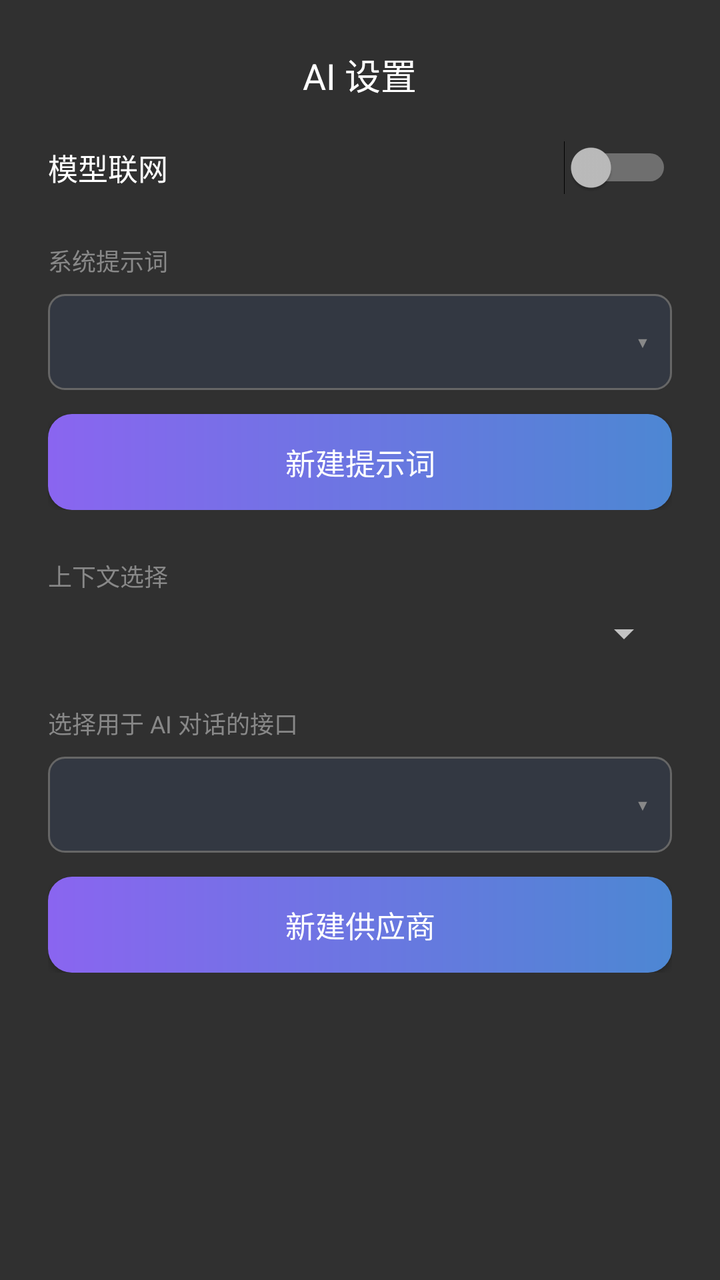
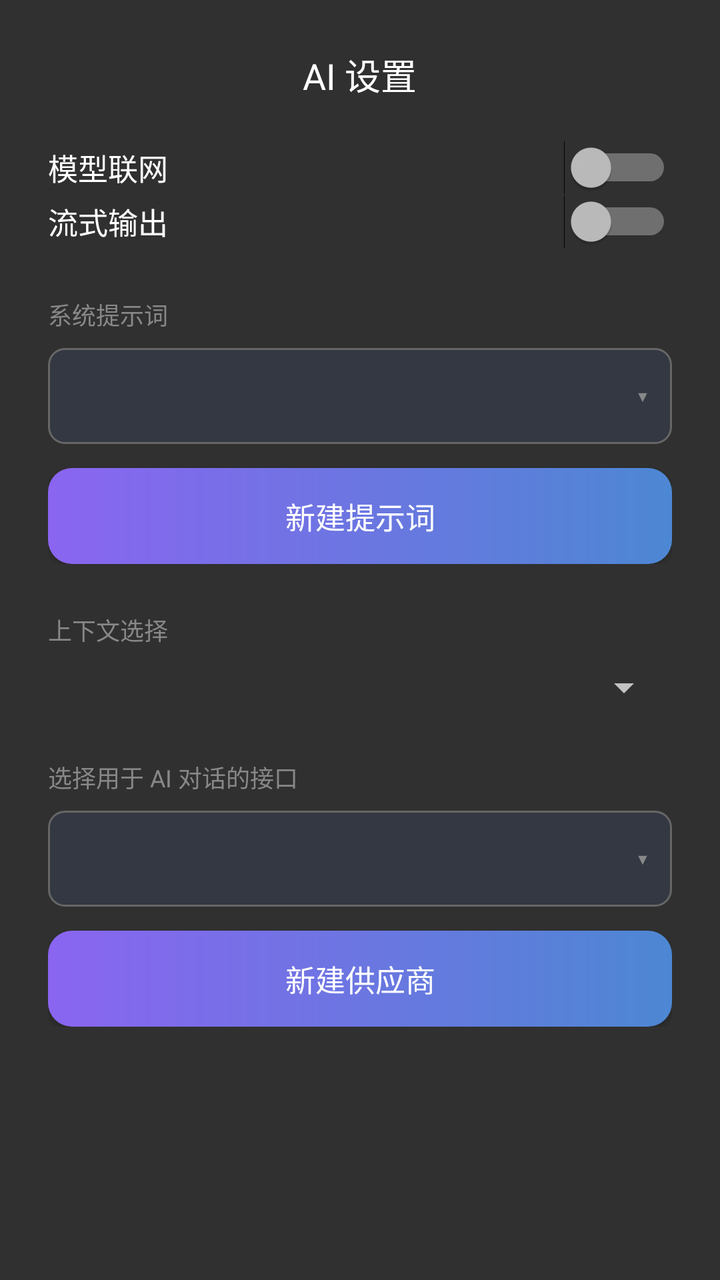

The first picture is an Android layout as it rendered before a commit; the second is the same layout after the commit. The layout source and the unified diff follow.
<!-- AndroidManifest.xml: application theme Theme.AppCompat.NoActionBar -->
<!-- res/layout/fragment_ai_settings.xml -->
<?xml version="1.0" encoding="utf-8"?>
<ScrollView xmlns:android="http://schemas.android.com/apk/res/android"
    android:id="@+id/scrollAiSettings"
    android:layout_width="match_parent"
    android:layout_height="match_parent"
    android:fillViewport="true">

    <LinearLayout
        android:layout_width="match_parent"
        android:layout_height="wrap_content"
        android:orientation="vertical"
        android:gravity="center_horizontal"
        android:padding="24dp">

        <TextView
            android:id="@+id/tvSettingsTitle"
            android:layout_width="wrap_content"
            android:layout_height="wrap_content"
            android:text="AI 设置"
            android:textColor="#FFFFFF"
            android:textSize="18sp"
            android:layout_marginBottom="20dp" />

        
        <LinearLayout
            android:id="@+id/llModelOnlineRow"
            android:layout_width="match_parent"
            android:layout_height="wrap_content"
            android:orientation="horizontal"
            android:gravity="center_vertical">

            <TextView
                android:layout_width="0dp"
                android:layout_height="wrap_content"
                android:layout_weight="1"
                android:text="模型联网"
                android:textColor="#FFFFFF"
                android:textSize="15sp" />

            <Switch
                android:id="@+id/switchModelOnline"
                android:layout_width="wrap_content"
                android:layout_height="wrap_content" />
        </LinearLayout>

        
        <LinearLayout
            android:id="@+id/llPromptSection"
            android:layout_width="match_parent"
            android:layout_height="wrap_content"
            android:orientation="vertical">

            <TextView
                android:layout_width="wrap_content"
                android:layout_height="wrap_content"
                android:text="系统提示词"
                android:textColor="#888888"
                android:textSize="12sp"
                android:layout_marginTop="24dp"
                android:layout_marginBottom="8dp" />

            <LinearLayout
                android:id="@+id/llPromptSelector"
                android:layout_width="match_parent"
                android:layout_height="48dp"
                android:orientation="horizontal"
                android:gravity="center_vertical"
                android:background="@drawable/edittext_background">

                <TextView
                    android:id="@+id/tvSelectedPrompt"
                    android:layout_width="0dp"
                    android:layout_height="wrap_content"
                    android:layout_weight="1"
                    android:paddingStart="12dp"
                    android:textColor="#FFFFFF"
                    android:textSize="15sp" />

                <TextView
                    android:layout_width="wrap_content"
                    android:layout_height="wrap_content"
                    android:paddingEnd="12dp"
                    android:text="▾"
                    android:textColor="#888888"
                    android:textSize="15sp" />
            </LinearLayout>

            <Button
                android:id="@+id/btnAddPrompt"
                android:layout_width="match_parent"
                android:layout_height="48dp"
                android:layout_marginTop="12dp"
                android:text="新建提示词"
                android:textColor="#FFFFFF"
                android:textSize="15sp"
                android:background="@drawable/create_project_button" />
        </LinearLayout>

        
        <LinearLayout
            android:id="@+id/llContextModeSection"
            android:layout_width="match_parent"
            android:layout_height="wrap_content"
            android:orientation="vertical">

            <TextView
                android:layout_width="wrap_content"
                android:layout_height="wrap_content"
                android:text="上下文选择"
                android:textColor="#888888"
                android:textSize="12sp"
                android:layout_marginTop="24dp"
                android:layout_marginBottom="8dp" />

            <Spinner
                android:id="@+id/spinnerContextMode"
                android:layout_width="match_parent"
                android:layout_height="wrap_content"
                android:popupBackground="#10141D" />
        </LinearLayout>

        
        <LinearLayout
            android:id="@+id/llProviderSection"
            android:layout_width="match_parent"
            android:layout_height="wrap_content"
            android:orientation="vertical">

            <TextView
                android:layout_width="wrap_content"
                android:layout_height="wrap_content"
                android:text="选择用于 AI 对话的接口"
                android:textColor="#888888"
                android:textSize="12sp"
                android:layout_marginTop="24dp"
                android:layout_marginBottom="8dp" />

            <LinearLayout
                android:id="@+id/llProviderSelector"
                android:layout_width="match_parent"
                android:layout_height="48dp"
                android:orientation="horizontal"
                android:gravity="center_vertical"
                android:background="@drawable/edittext_background">

                <TextView
                    android:id="@+id/tvSelectedProvider"
                    android:layout_width="0dp"
                    android:layout_height="wrap_content"
                    android:layout_weight="1"
                    android:paddingStart="12dp"
                    android:textColor="#FFFFFF"
                    android:textSize="15sp" />

                <TextView
                    android:layout_width="wrap_content"
                    android:layout_height="wrap_content"
                    android:paddingEnd="12dp"
                    android:text="▾"
                    android:textColor="#888888"
                    android:textSize="15sp" />
            </LinearLayout>

            <Button
                android:id="@+id/btnAddProvider"
                android:layout_width="match_parent"
                android:layout_height="48dp"
                android:layout_marginTop="12dp"
                android:text="新建供应商"
                android:textColor="#FFFFFF"
                android:textSize="15sp"
                android:background="@drawable/create_project_button" />
        </LinearLayout>

    </LinearLayout>
</ScrollView>
<!-- resources referenced by this layout -->
<resources>
  <!-- drawable create_project_button (drawable) -->
  <?xml version="1.0" encoding="utf-8"?>
  <shape xmlns:android="http://schemas.android.com/apk/res/android"
      android:shape="rectangle"> 
  
      
      <gradient
          android:startColor="#8A65F0"
          android:endColor="#4D87D3"
          android:angle="0" />         
  
      
      <corners android:radius="12dp" />
  
  </shape>
  <!-- drawable edittext_background (drawable) -->
  <?xml version="1.0" encoding="utf-8"?>
  <shape xmlns:android="http://schemas.android.com/apk/res/android">
      <solid android:color="#333842" />
      <corners android:radius="8dp" />
      <stroke
          android:width="1dp"
          android:color="#666666" />
  </shape>
</resources>

<!-- the commit's change to res/layout/fragment_ai_settings.xml (unified diff, before → after) -->
@@ -39,6 +39,28 @@
 
             <Switch
                 android:id="@+id/switchModelOnline"
+                android:layout_width="wrap_content"
+                android:layout_height="wrap_content" />
+        </LinearLayout>
+
+        
+        <LinearLayout
+            android:id="@+id/llStreamEnabledRow"
+            android:layout_width="match_parent"
+            android:layout_height="wrap_content"
+            android:orientation="horizontal"
+            android:gravity="center_vertical">
+
+            <TextView
+                android:layout_width="0dp"
+                android:layout_height="wrap_content"
+                android:layout_weight="1"
+                android:text="流式输出"
+                android:textColor="#FFFFFF"
+                android:textSize="15sp" />
+
+            <Switch
+                android:id="@+id/switchStreamEnabled"
                 android:layout_width="wrap_content"
                 android:layout_height="wrap_content" />
         </LinearLayout>
